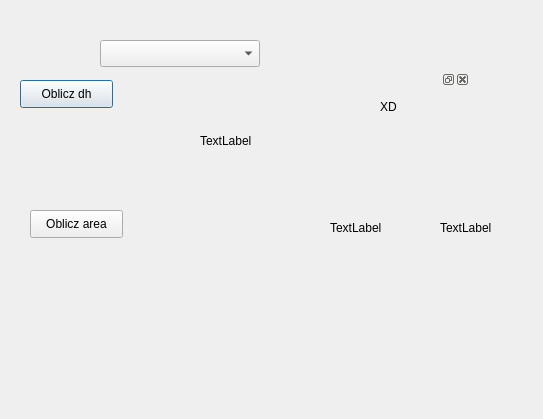
First picture: the form in szybka_wtyczka_dialog_base.ui, repository Michalisnot/szybka_wtyczka, before the edit.
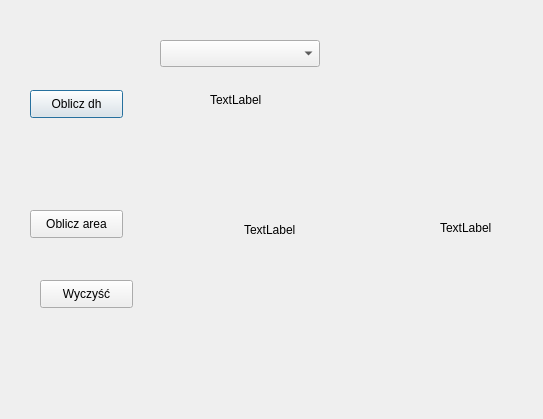
Second picture: the form after the edit. Custom widgets are drawn as their Qt base class.

Commit message: Dodano monit o  niepoprawnej ilosci punktow oraz poprawiono logike dzialania programu

Diff of the .ui file:
```diff
--- a/szybka_wtyczka_dialog_base.ui
+++ b/szybka_wtyczka_dialog_base.ui
@@ -16,8 +16,8 @@
   <widget class="QPushButton" name="pushButton_calc_dh">
    <property name="geometry">
     <rect>
-     <x>20</x>
-     <y>80</y>
+     <x>30</x>
+     <y>90</y>
      <width>93</width>
      <height>28</height>
     </rect>
@@ -29,7 +29,7 @@
   <widget class="QgsMapLayerComboBox" name="mMapLayerComboBox">
    <property name="geometry">
     <rect>
-     <x>100</x>
+     <x>160</x>
      <y>40</y>
      <width>160</width>
      <height>27</height>
@@ -39,41 +39,16 @@
   <widget class="QLabel" name="label_dh_results">
    <property name="geometry">
     <rect>
-     <x>200</x>
+     <x>210</x>
      <y>90</y>
-     <width>55</width>
-     <height>101</height>
+     <width>121</width>
+     <height>20</height>
     </rect>
    </property>
    <property name="text">
     <string>TextLabel</string>
    </property>
   </widget>
-  <widget class="QDockWidget" name="dockWidget">
-   <property name="geometry">
-    <rect>
-     <x>350</x>
-     <y>70</y>
-     <width>120</width>
-     <height>80</height>
-    </rect>
-   </property>
-   <widget class="QWidget" name="dockWidgetContents">
-    <widget class="QLabel" name="label">
-     <property name="geometry">
-      <rect>
-       <x>30</x>
-       <y>10</y>
-       <width>55</width>
-       <height>16</height>
-      </rect>
-     </property>
-     <property name="text">
-      <string>XD</string>
-     </property>
-    </widget>
-   </widget>
-  </widget>
   <widget class="QLabel" name="label_2">
    <property name="geometry">
     <rect>
@@ -90,10 +65,10 @@
   <widget class="QLabel" name="label_3_area_result">
    <property name="geometry">
     <rect>
-     <x>330</x>
+     <x>244</x>
      <y>220</y>
-     <width>55</width>
-     <height>16</height>
+     <width>141</width>
+     <height>20</height>
     </rect>
    </property>
    <property name="text">
@@ -113,6 +88,19 @@
     <string>Oblicz area</string>
    </property>
   </widget>
+  <widget class="QPushButton" name="pushButton_clear">
+   <property name="geometry">
+    <rect>
+     <x>40</x>
+     <y>280</y>
+     <width>93</width>
+     <height>28</height>
+    </rect>
+   </property>
+   <property name="text">
+    <string>Wyczyść</string>
+   </property>
+  </widget>
  </widget>
  <customwidgets>
   <customwidget>
```
The commit also changes 2 other files.
